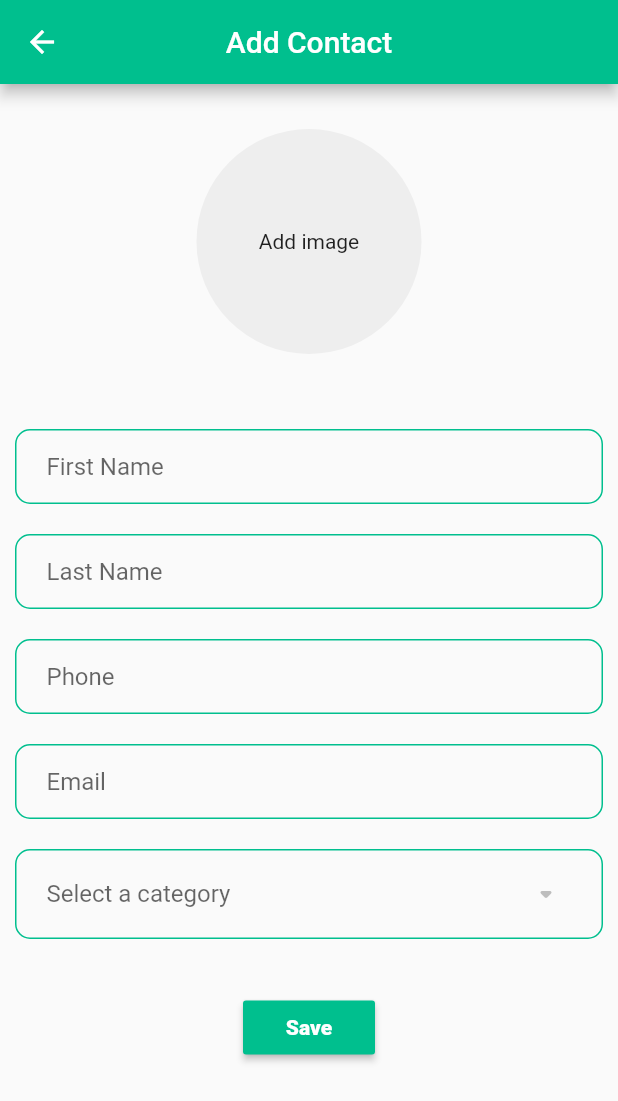
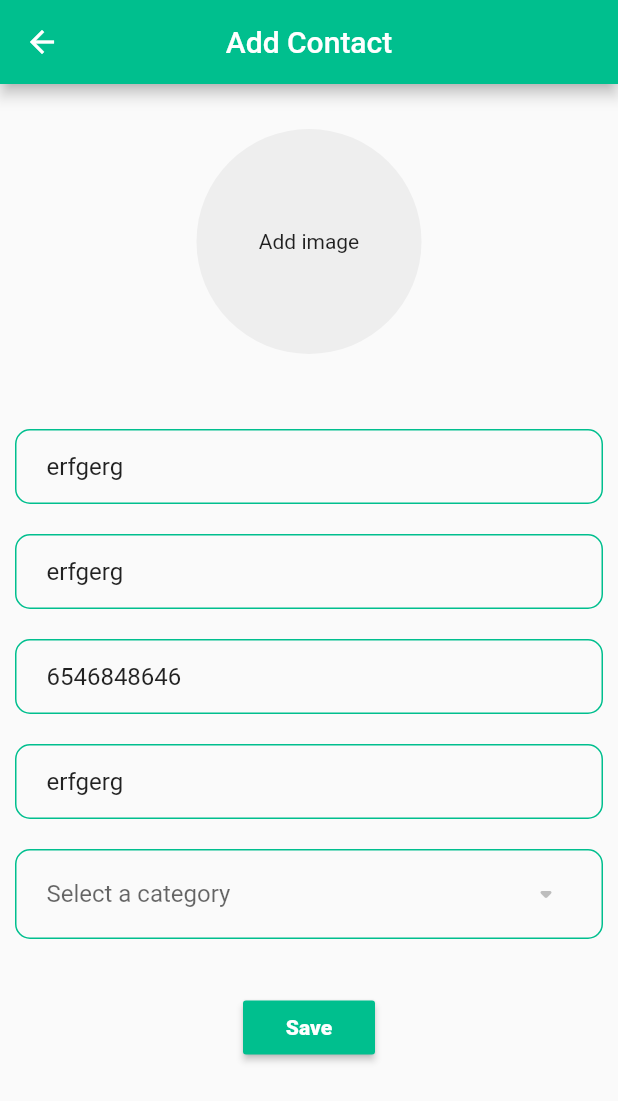
Before and after one commit to Dev-Devarsh/silver_touch_app, a Flutter app: the AddContact screen opened by its route, on a phone screen of 412 x 824 dp. Shown: the top 1101 px of the screen. Run offline on Flutter 3.47's test engine with Material 2 defaults, Android fonts, the phone set to English and light mode, and no system bars; our stand-ins replace bloc, flutter_bloc, image_picker, objectbox, permission_handler; generated files the repository leaves out were written again.

Commit message:
fix: hide issue

```diff
--- a/lib/data/local_db/object_box.dart
+++ b/lib/data/local_db/object_box.dart
@@ -18,8 +18,9 @@ class ObjectBox {
     return ObjectBox._init(store);
   }
 
-  Future<List<User>> getUsers() async{
+  List<User> getUsers(){
     log("User added ${_userBox.count()}");
+    log("User hashCode ${_userBox.hashCode}");
     if (!_userBox.isEmpty()) {
       return _userBox.getAll();
     } else {
--- a/lib/data/repositories/user_repo.dart
+++ b/lib/data/repositories/user_repo.dart
@@ -10,7 +10,7 @@ class UserRepository {
   }
 
   Future<int> saveContacts({required User user}) async {
-   return await objectBox.insterUser(user);
+   return objectBox.insterUser(user);
   }
 
   deleContact(int id) {
--- a/lib/data/screens/add_contact.dart
+++ b/lib/data/screens/add_contact.dart
@@ -193,10 +193,10 @@ class _AddContactState extends State<AddContact> {
   }
 
   _init() {
-    phoneNumberController = TextEditingController();
-    emailController = TextEditingController();
-    firstNameController = TextEditingController();
-    lastNameController = TextEditingController();
+    phoneNumberController = TextEditingController(text: "6546848646");
+    emailController = TextEditingController(text: "erfgerg");
+    firstNameController = TextEditingController(text: "erfgerg");
+    lastNameController = TextEditingController(text: "erfgerg");
     if (widget.firstName != null) {
       phoneNumberController.text = widget.phoneNumber!.toString();
       emailController.text = widget.email!;
```
Also changed, not shown: lib/controllers/user_controller/user_cubit.dart (+9 -3 lines), lib/data/screens/contact_list.dart (+12 -21 lines).
